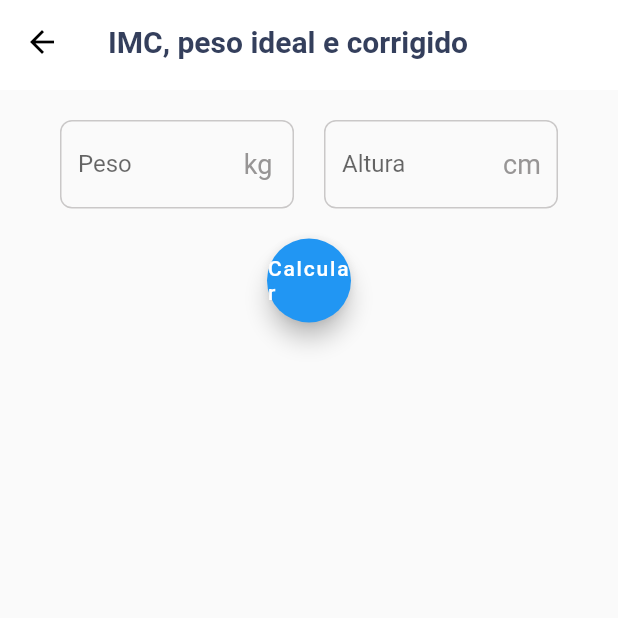
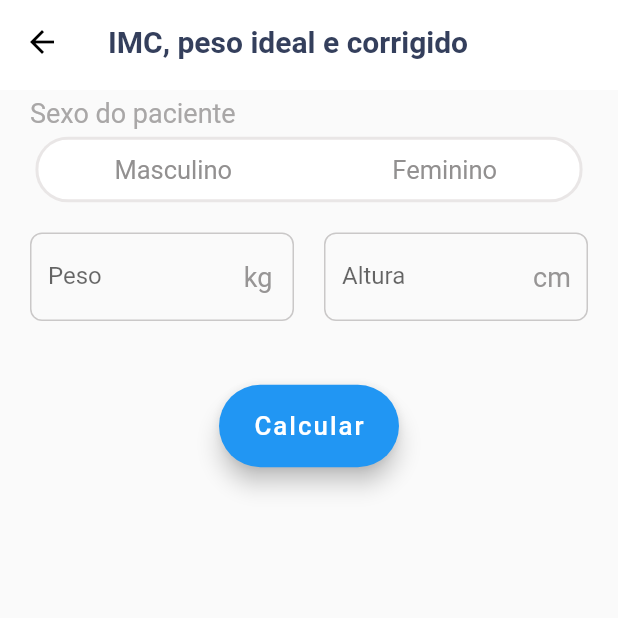
Before and after one commit to patrickkaic/AxCalc, a Flutter app: the DetailsPage screen opened directly, on a phone screen of 412 x 824 dp, the top half of it. Run offline on Flutter 3.47's test engine with Material 2 defaults, Android fonts, the phone set to English and light mode, and no system bars; drawn by our look-alikes of toggle_switch.

Commit message:
swtich toglle bottom added

```diff
--- a/lib/details_page/details_page_imc.dart
+++ b/lib/details_page/details_page_imc.dart
@@ -1,6 +1,7 @@
 // ignore_for_file: prefer_const_constructors, prefer_const_literals_to_create_immutables
 
 import 'package:flutter/material.dart';
+import 'package:toggle_switch/toggle_switch.dart';
 
 class DetailsPage extends StatefulWidget {
   const DetailsPage({super.key});
@@ -32,7 +33,48 @@ class _DetailsPageState extends State<DetailsPage> {
       body: Column(
         children: [
           Padding(
-            padding: const EdgeInsets.symmetric(horizontal: 40.0, vertical: 20),
+            padding: const EdgeInsets.symmetric(horizontal: 20, vertical: 5),
+            child: Container(
+              alignment: Alignment.bottomLeft,
+              child: Text(
+                'Sexo do paciente',
+                style: TextStyle(
+                  fontSize: 18,
+                  color: Color.fromARGB(255, 169, 167, 167),
+                ),
+              ),
+            ),
+          ),
+          ToggleSwitch(
+            initialLabelIndex: null,
+            minWidth: 180,
+            minHeight: 40,
+            cornerRadius: 90,
+            fontSize: 17,
+            activeBorders: [
+              Border.all(
+                color: Color.fromARGB(255, 82, 139, 238),
+                width: 2.0,
+              ),
+            ],
+            activeBgColors: [
+              [Color.fromARGB(255, 155, 201, 237)],
+              [Color.fromARGB(255, 155, 201, 237)]
+            ],
+            doubleTapDisable: true,
+            borderColor: [Color.fromARGB(255, 233, 230, 230)],
+            borderWidth: 2.0,
+            activeFgColor: Colors.black,
+            inactiveBgColor: Colors.white,
+            inactiveFgColor: Color.fromARGB(255, 146, 144, 144),
+            totalSwitches: 2,
+            labels: ['Masculino', 'Feminino'],
+            onToggle: (index) {
+              print('Selected item Position: $index');
+            },
+          ),
+          Padding(
+            padding: const EdgeInsets.symmetric(horizontal: 20.0, vertical: 20),
             child: Row(
               children: [
                 Expanded(
@@ -95,9 +137,18 @@ class _DetailsPageState extends State<DetailsPage> {
               ],
             ),
           ),
-          FloatingActionButton(
-            onPressed: () {},
-            child: Text('Calcular'),
+          SizedBox(
+            width: 120,
+            height: 100,
+            child: FittedBox(
+              child: FloatingActionButton.extended(
+                onPressed: () {},
+                label: Text(
+                  'Calcular',
+                  style: TextStyle(fontSize: 15),
+                ),
+              ),
+            ),
           )
         ],
       ),
--- a/pubspec.yaml
+++ b/pubspec.yaml
@@ -36,6 +36,7 @@ dependencies:
   # The following adds the Cupertino Icons font to your application.
   # Use with the CupertinoIcons class for iOS style icons.
   cupertino_icons: ^1.0.2
+  toggle_switch: ^2.1.0
 
 dev_dependencies:
   flutter_test:
```
Also changed, not shown: pubspec.lock.
